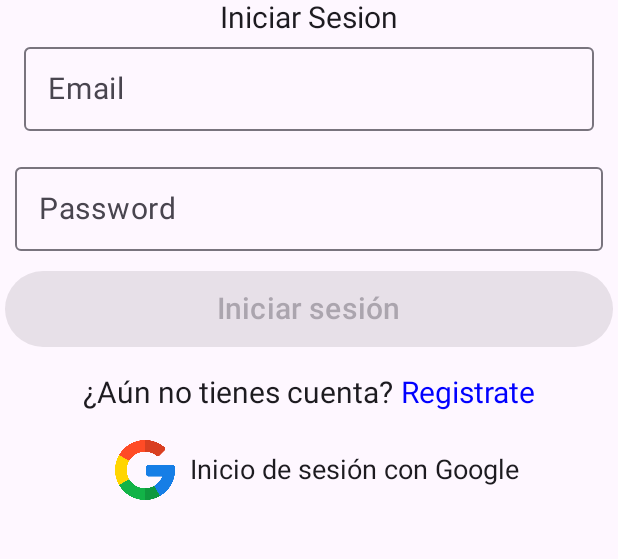
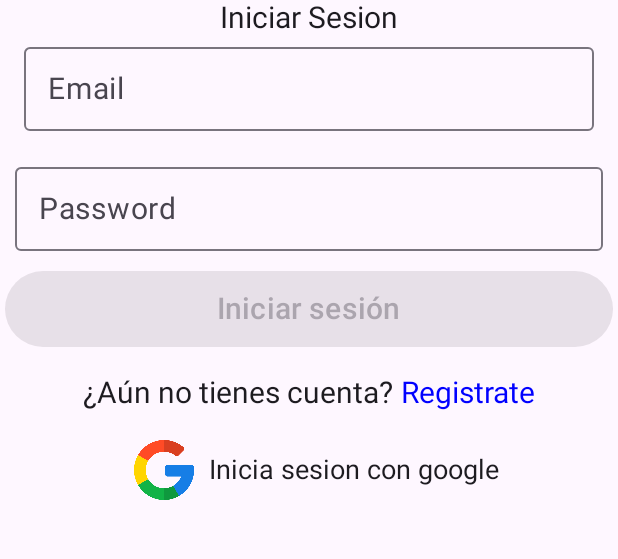
Before and after one commit to Sofiamishel2003/EasyBites, an Android app built with Jetpack Compose: the screen it shows after launch (MainActivity), on a phone screen of 412 x 824 dp, the part 439-998 px from its top. Run offline under Robolectric (Android 15) with nearby library versions, the phone set to English and light mode, and no system bars; our stand-ins replace Firebase (no records; nobody signed in at launch, a user with empty details on screens opened directly); pictures from the network do not load.

```diff
--- a/app/src/main/java/com/example/easybites/screens/Login.kt
+++ b/app/src/main/java/com/example/easybites/screens/Login.kt
@@ -213,7 +213,7 @@ fun contenido(
                     modifier = Modifier
                         .padding(10.dp)
                         .size(40.dp))
-                Text(text = "Inicio de sesión con Google",
+                Text(text = stringResource(id= R.string.google,"Continuar con google"),
                     fontSize = 18.sp,
                     fontWeight = FontWeight.Normal)
 
--- a/app/src/main/res/values/strings.xml
+++ b/app/src/main/res/values/strings.xml
@@ -8,8 +8,7 @@
     <string name="CreateAccount">Crear una cuenta</string>
     <string name="noCuenta">¿Aún no tienes cuenta?</string>
     <string name="yaCuenta">¿Ya tienes cuenta?</string>
-
-
+    <string name="google">Inicia sesion con google</string>
 
 
 </resources>
```
Also changed, not shown: app/src/main/java/com/example/easybites/navigation/AppNavigation.kt (+15 -0 lines), 2 other files.
